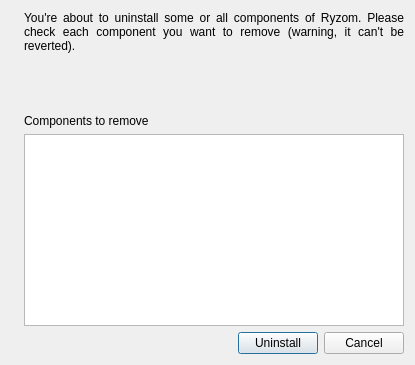
ryzom/ryzomcore, file code/ryzom/tools/client/ryzom_installer/ui/uninstalldialog.ui: the form before one commit.
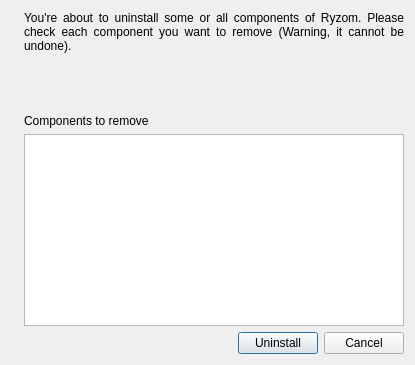
The form after the commit. Icons and pictures are not drawn.

Patch:
```diff
--- a/code/ryzom/tools/client/ryzom_installer/ui/uninstalldialog.ui
+++ b/code/ryzom/tools/client/ryzom_installer/ui/uninstalldialog.ui
@@ -34,7 +34,7 @@
        <item>
         <widget class="QLabel" name="messageLabel">
          <property name="text">
-          <string>You're about to uninstall some or all components of Ryzom. Please check each component you want to remove (warning, it can't be reverted).</string>
+          <string>You're about to uninstall some or all components of Ryzom. Please check each component you want to remove (Warning, it cannot be undone).</string>
          </property>
          <property name="textFormat">
           <enum>Qt::PlainText</enum>
```
